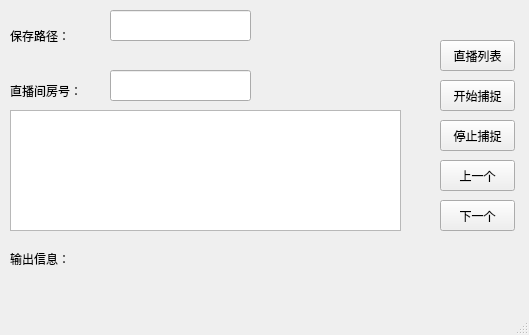
This is mainwindow.ui in 80491636/huya_rtmp as Qt 5 draws it before an edit. The edited form follows.
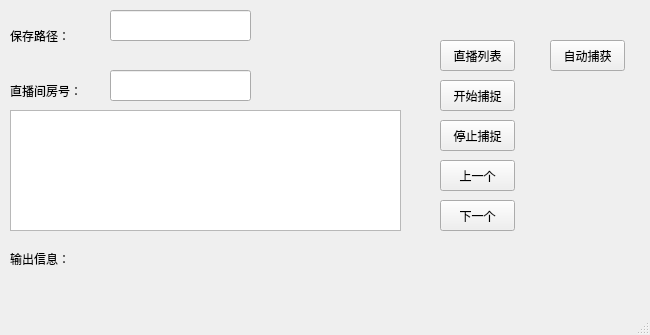
This is the edited form.

Commit message: 自动录制未完成，回家写代码。

What changed in the file:
```diff
--- a/mainwindow.ui
+++ b/mainwindow.ui
@@ -6,7 +6,7 @@
    <rect>
     <x>0</x>
     <y>0</y>
-    <width>529</width>
+    <width>650</width>
     <height>335</height>
    </rect>
   </property>
@@ -151,6 +151,19 @@
      <string>直播列表</string>
     </property>
    </widget>
+   <widget class="QPushButton" name="auto_Button">
+    <property name="geometry">
+     <rect>
+      <x>550</x>
+      <y>40</y>
+      <width>75</width>
+      <height>31</height>
+     </rect>
+    </property>
+    <property name="text">
+     <string>自动捕获</string>
+    </property>
+   </widget>
   </widget>
   <widget class="QStatusBar" name="statusbar"/>
  </widget>
```
The commit also changes 3 other files.
